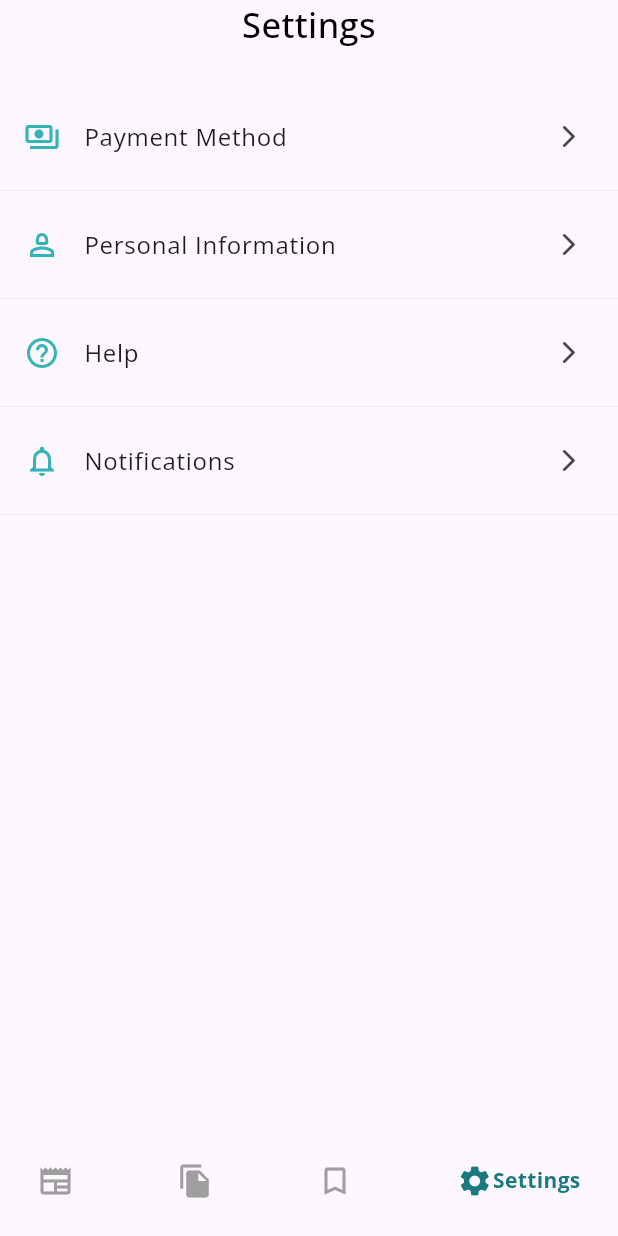
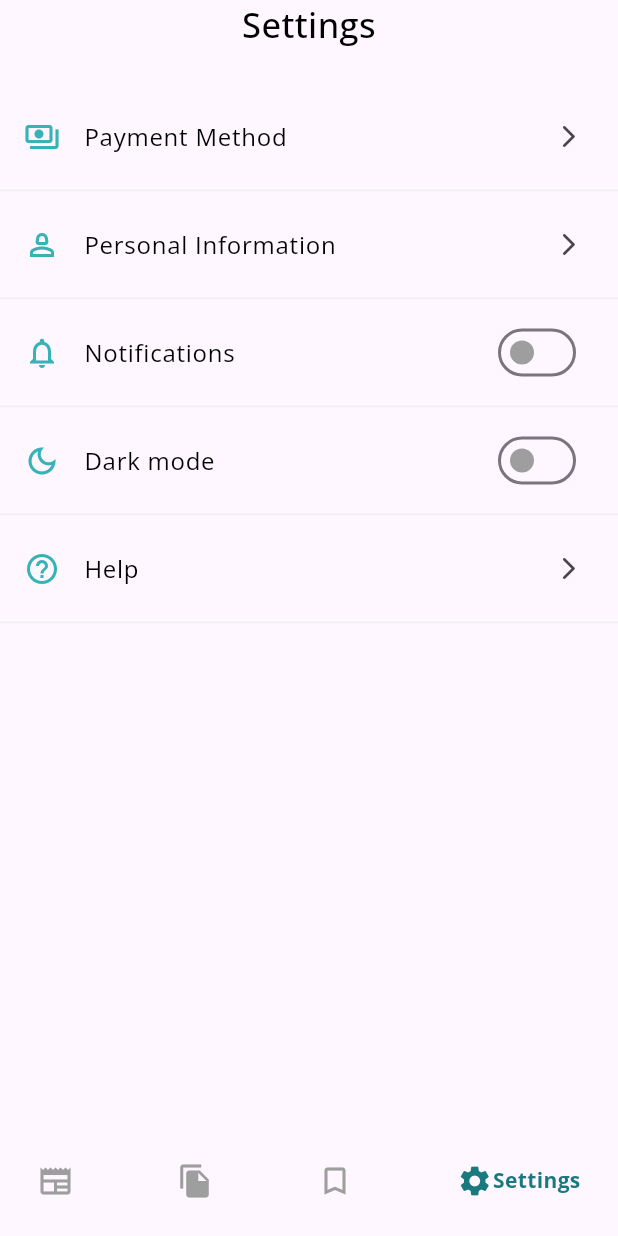
Before and after one commit to NijatNaghiyev/codelandia_news, a Flutter app: the screen it shows after launch, item 4 of the bottom bar chosen, after a tap on "Payment Method", on a phone screen of 412 x 824 dp. Run offline on Flutter 3.47's test engine with Material 2 defaults, Android fonts, the light colour scheme and no system bars; drawn by our look-alikes of google_nav_bar; our stand-ins replace animated_splash_screen, google_fonts, lottie; network calls fail.

Commit message:
Dark Mode

```diff
--- a/lib/main.dart
+++ b/lib/main.dart
@@ -1,4 +1,7 @@
-import 'package:codelandia_news/screens/main_screen.dart';
+import 'dart:async';
+
+import 'package:codelandia_news/screens/setting_screen.dart';
+import 'package:codelandia_news/screens/splash_screen.dart';
 import 'package:flutter/material.dart';
 import 'package:google_fonts/google_fonts.dart';
 
@@ -6,8 +9,34 @@ void main() {
   runApp(const MyApp());
 }
 
-class MyApp extends StatelessWidget {
+ValueNotifier<ThemeMode> themeMode = ValueNotifier(ThemeMode.light);
+
+class MyApp extends StatefulWidget {
   const MyApp({super.key});
+
+  @override
+  State<MyApp> createState() => _MyAppState();
+}
+
+class _MyAppState extends State<MyApp> {
+  void changeDarkMode() {
+    Timer(Duration.zero, () {
+      setState(() {});
+    });
+    if (themeMode.value == ThemeMode.light) {
+      themeMode.value = ThemeMode.dark;
+    } else {
+      themeMode.value = ThemeMode.light;
+    }
+  }
+
+  @override
+  void initState() {
+    super.initState();
+    isDarkMode.addListener(() {
+      changeDarkMode();
+    });
+  }
 
   @override
   Widget build(BuildContext context) {
@@ -15,11 +44,17 @@ class MyApp extends StatelessWidget {
       debugShowCheckedModeBanner: false,
       title: 'News',
       theme: ThemeData(
-        // brightness: Brightness.dark,
+        brightness: Brightness.light,
         useMaterial3: true,
         textTheme: GoogleFonts.openSansTextTheme(),
       ),
-      home: const MainScreen(),
+      darkTheme: ThemeData(
+        brightness: Brightness.dark,
+        useMaterial3: true,
+        textTheme: GoogleFonts.openSansTextTheme(),
+      ),
+      themeMode: themeMode.value,
+      home: const SplashScreen(),
     );
   }
 }
--- a/lib/screens/bookmarks_screen.dart
+++ b/lib/screens/bookmarks_screen.dart
@@ -1,4 +1,6 @@
 import 'package:codelandia_news/constants/color.dart';
+import 'package:codelandia_news/screens/main_screen.dart';
+import 'package:codelandia_news/screens/setting_screen.dart';
 import 'package:codelandia_news/widgets/card_widgets.dart';
 import 'package:flutter/material.dart';
 
@@ -33,7 +35,16 @@ class _BookMarksScreenState extends State<BookMarksScreen> {
         ),
         centerTitle: true,
       ),
-      body: ListView.builder(
+      body: bookmarkedList.isEmpty
+          ? Center(
+              child: Text(
+                'Oops ... There is nothing!',
+                style: Theme.of(context).textTheme.titleLarge!.copyWith(
+                      color: isDarkMode.value ? Colors.white : Colors.black,
+                    ),
+              ),
+            )
+          : ListView.builder(
               physics: const BouncingScrollPhysics(),
               itemCount: widget.bookmarkedList.length,
               itemBuilder: (context, index) => CardWidget(
--- a/lib/screens/main_screen.dart
+++ b/lib/screens/main_screen.dart
@@ -8,6 +8,7 @@ import 'package:google_nav_bar/google_nav_bar.dart';
 
 import '../constants/color.dart';
 import '../data/news_list_item.dart';
+import '../main.dart';
 import '../models/news_model.dart';
 
 class MainScreen extends StatefulWidget {
@@ -46,6 +47,10 @@ class _MainScreenState extends State<MainScreen> {
 
   @override
   Widget build(BuildContext context) {
+    themeMode.addListener(() {
+      setState(() {});
+    });
+
     filterList();
     Widget activeScreen = BreakingFeedScreen(
       bookmarkToList: bookmarkToList,
--- a/lib/screens/news_screen.dart
+++ b/lib/screens/news_screen.dart
@@ -10,6 +10,6 @@ class NewsScreen extends StatefulWidget {
 class _NewsScreenState extends State<NewsScreen> {
   @override
   Widget build(BuildContext context) {
-    return Image.asset('assets/animation.json');
+    return Placeholder();
   }
 }
--- a/lib/screens/setting_screen.dart
+++ b/lib/screens/setting_screen.dart
@@ -8,6 +8,9 @@ class SettingScreen extends StatefulWidget {
   @override
   State<SettingScreen> createState() => _SettingScreenState();
 }
+
+bool isNotification = false;
+ValueNotifier<bool> isDarkMode = ValueNotifier(false);
 
 class _SettingScreenState extends State<SettingScreen> {
   @override
@@ -33,7 +36,12 @@ class _SettingScreenState extends State<SettingScreen> {
               Icons.payments_outlined,
               color: kColorSian,
             ),
-            title: const Text('Payment Method'),
+            title: Text(
+              'Payment Method',
+              style: TextStyle(
+                color: isDarkMode.value ? Colors.white : Colors.black,
+              ),
+            ),
             trailing: const Icon(Icons.arrow_forward_ios_rounded, size: 18),
             onTap: () {},
           ),
@@ -45,9 +53,66 @@ class _SettingScreenState extends State<SettingScreen> {
               Icons.person_2_outlined,
               color: kColorSian,
             ),
-            title: const Text('Personal Information'),
+            title: Text(
+              'Personal Information',
+              style: TextStyle(
+                color: isDarkMode.value ? Colors.white : Colors.black,
+              ),
+            ),
             trailing: const Icon(Icons.arrow_forward_ios_rounded, size: 18),
             onTap: () {},
+          ),
+          Divider(color: Colors.grey.shade200),
+          SwitchListTile(
+            inactiveThumbColor: Colors.grey,
+            inactiveTrackColor: Colors.transparent,
+            activeColor: kColorSian,
+            title: Row(
+              children: [
+                const Icon(
+                  Icons.notifications_outlined,
+                  color: kColorSian,
+                ),
+                const SizedBox(width: 16),
+                Text(
+                  'Notifications',
+                  style: TextStyle(
+                    color: isDarkMode.value ? Colors.white : Colors.black,
+                  ),
+                ),
+              ],
+            ),
+            value: isNotification,
+            onChanged: (value) {
+              setState(() {});
+              isNotification = value;
+            },
+          ),
+          Divider(color: Colors.grey.shade200),
+          SwitchListTile(
+            inactiveThumbColor: Colors.grey,
+            inactiveTrackColor: Colors.transparent,
+            activeColor: kColorSian,
+            title: Row(
+              children: [
+                const Icon(
+                  Icons.dark_mode_outlined,
+                  color: kColorSian,
+                ),
+                const SizedBox(width: 16),
+                Text(
+                  'Dark mode',
+                  style: TextStyle(
+                    color: isDarkMode.value ? Colors.white : Colors.black,
+                  ),
+                ),
+              ],
+            ),
+            value: isDarkMode.value,
+            onChanged: (value) {
+              setState(() {});
+              isDarkMode.value = value;
+            },
           ),
           Divider(color: Colors.grey.shade200),
           ListTile(
@@ -55,18 +120,16 @@ class _SettingScreenState extends State<SettingScreen> {
               Icons.help_outline,
               color: kColorSian,
             ),
-            title: const Text('Help'),
-            trailing: const Icon(Icons.arrow_forward_ios_rounded, size: 18),
-            onTap: () {},
-          ),
-          Divider(color: Colors.grey.shade200),
-          ListTile(
-            leading: const Icon(
-              Icons.notifications_outlined,
-              color: kColorSian,
+            title: Text(
+              'Help',
+              style: TextStyle(
+                color: isDarkMode.value ? Colors.white : Colors.black,
+              ),
             ),
-            title: const Text('Notifications'),
-            trailing: const Icon(Icons.arrow_forward_ios_rounded, size: 18),
+            trailing: const Icon(
+              Icons.arrow_forward_ios_rounded,
+              size: 18,
+            ),
             onTap: () {},
           ),
           Divider(color: Colors.grey.shade200),
```
Also changed, not shown: lib/generated/assets.dart (deleted). Lines whose indentation alone changed are shown as unchanged.
